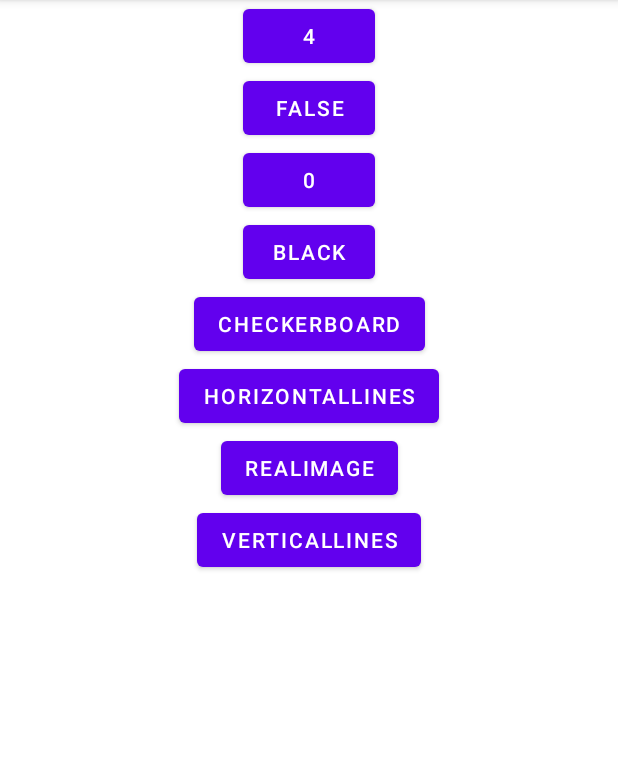
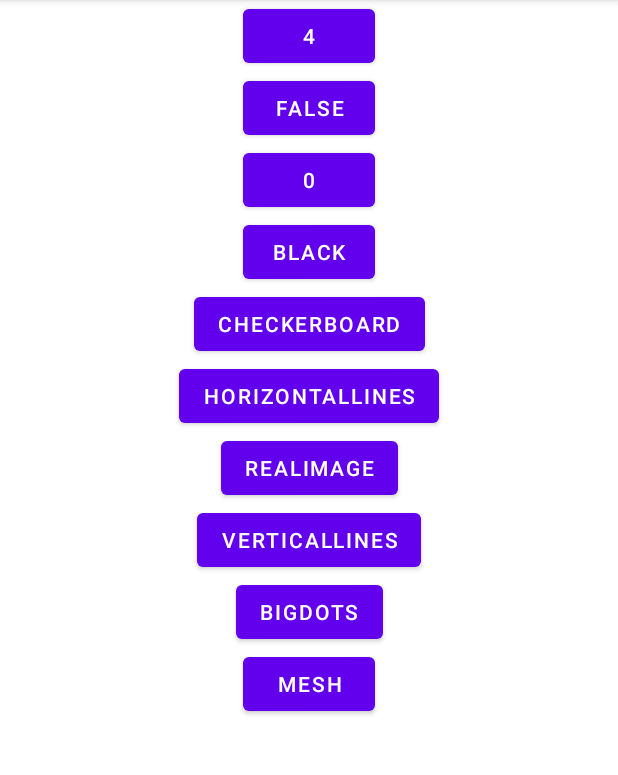
Before and after one commit to alexprieger/EE451FinalProject, an Android app: the screen it shows after launch (MainActivity), on a phone screen of 412 x 824 dp, the part 84-859 px from its top. Run offline under Robolectric (Android 15) with nearby library versions, the phone set to English and light mode, and no system bars.

Commit message:
Added new test cases

```diff
--- a/app/src/main/java/com/ajp/ee451finalproject/MainActivity.kt
+++ b/app/src/main/java/com/ajp/ee451finalproject/MainActivity.kt
@@ -15,7 +15,7 @@ class MainActivity : AppCompatActivity(), OnClickListener {
     private lateinit var binding: ActivityMainBinding
 
     companion object {
-        private val sizeArray = intArrayOf(4, 8, 16, 32, 64, 128, 256, 512, 1024, 2048)
+        private val sizeArray = intArrayOf(4, 8, 16, 32, 64, 128, 256, 512, 1024, 2048, 4096)
         private val numThreadsArray = intArrayOf(0, 1, 2)
     }
 
--- a/app/src/main/res/layout/activity_main.xml
+++ b/app/src/main/res/layout/activity_main.xml
@@ -85,5 +85,25 @@
             app:layout_constraintStart_toStartOf="parent"
             app:layout_constraintEnd_toEndOf="parent"/>
 
+        <Button
+            android:id="@+id/big_dots_button"
+            android:layout_width="wrap_content"
+            android:layout_height="wrap_content"
+            android:text="@string/big_dots"
+            android:onClick="onClick"
+            app:layout_constraintTop_toBottomOf="@id/vertical_lines_button"
+            app:layout_constraintStart_toStartOf="parent"
+            app:layout_constraintEnd_toEndOf="parent"/>
+
+        <Button
+            android:id="@+id/mesh"
+            android:layout_width="wrap_content"
+            android:layout_height="wrap_content"
+            android:text="@string/mesh"
+            android:onClick="onClick"
+            app:layout_constraintTop_toBottomOf="@id/big_dots_button"
+            app:layout_constraintStart_toStartOf="parent"
+            app:layout_constraintEnd_toEndOf="parent"/>
+
     </androidx.constraintlayout.widget.ConstraintLayout>
 </ScrollView>
--- a/app/src/main/res/values/strings.xml
+++ b/app/src/main/res/values/strings.xml
@@ -6,4 +6,6 @@
     <string name="horizontal_lines">horizontalLines</string>
     <string name="real_image">realImage</string>
     <string name="vertical_lines">verticalLines</string>
+    <string name="big_dots">bigDots</string>
+    <string name="mesh">mesh</string>
 </resources>
```
Also changed, not shown: app/src/main/assets/images/bigDots/1024.png (added), app/src/main/assets/images/checkerboard/4096.png (added), 2 other files.
